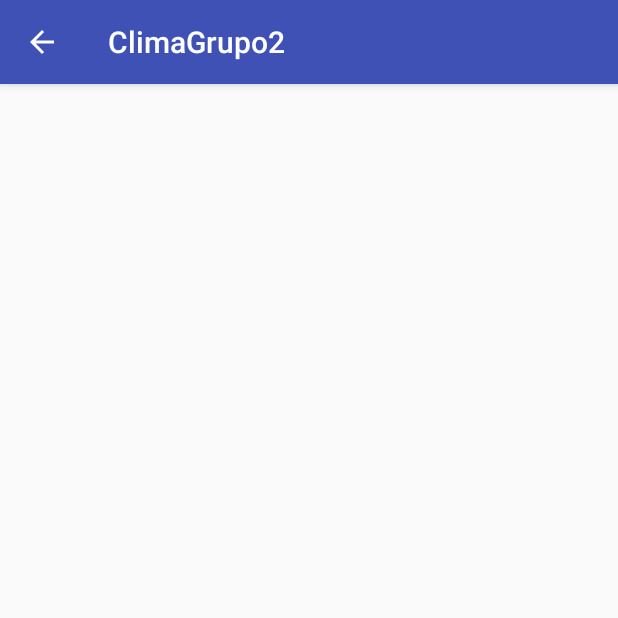
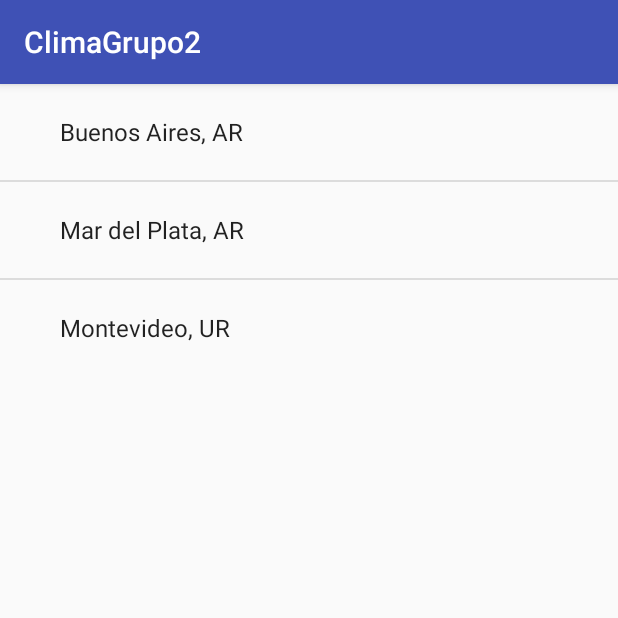
Before and after one commit to 7547-G2/Grupo2TP0, an Android app: the screen it shows after launch (CitiesActivity before the commit, CityActivity after it), after a tap on "CIUDADES", on a phone screen of 412 x 824 dp, the top half of it. Run offline under Robolectric (Android 15) with nearby library versions, the phone set to English and light mode, and no system bars.

Commit message:
adding list view of cities

```diff
--- a/app/src/main/java/com/tp0/climagrupo2/CitiesActivity.java
+++ /dev/null
@@ -1,13 +0,0 @@
-package com.tp0.climagrupo2;
-
-import android.support.v7.app.AppCompatActivity;
-import android.os.Bundle;
-
-public class CitiesActivity extends AppCompatActivity {
-
-    @Override
-    protected void onCreate(Bundle savedInstanceState) {
-        super.onCreate(savedInstanceState);
-        setContentView(R.layout.activity_cities);
-    }
-}
--- /dev/null
+++ b/app/src/main/java/com/tp0/climagrupo2/CityActivity.java
@@ -0,0 +1,36 @@
+package com.tp0.climagrupo2;
+
+import android.support.v7.app.AppCompatActivity;
+import android.os.Bundle;
+import android.view.View;
+import android.widget.AdapterView;
+import android.widget.ArrayAdapter;
+import android.widget.ListView;
+import android.widget.Toast;
+
+public class CityActivity extends AppCompatActivity {
+
+    ListView lvCities;
+
+    String[] cities = new String[]{"Buenos Aires, AR", "Mar del Plata, AR", "Montevideo, UR"};
+
+    @Override
+    protected void onCreate(Bundle savedInstanceState) {
+        super.onCreate(savedInstanceState);
+        setContentView(R.layout.activity_city);
+
+        lvCities = (ListView)findViewById(R.id.cityList);
+
+        ArrayAdapter<String> adapter = new ArrayAdapter<String>(this, android.R.layout.simple_expandable_list_item_1, cities);
+
+        lvCities.setAdapter(adapter);
+
+        lvCities.setOnItemClickListener(new AdapterView.OnItemClickListener() {
+            @Override
+            public void onItemClick(AdapterView<?> parent, View view, int position, long id) {
+                System.out.println("pos: " + position);
+
+            }
+        });
+    }
+}
--- a/app/src/main/java/com/tp0/climagrupo2/MainActivity.java
+++ b/app/src/main/java/com/tp0/climagrupo2/MainActivity.java
@@ -16,7 +16,7 @@ public class MainActivity extends AppCompatActivity {
 
     /** Called when the user taps the cities button */
     public void selectCity(View view) {
-        Intent intent = new Intent(this, CitiesActivity.class);
+        Intent intent = new Intent(this, CityActivity.class);
         startActivity(intent);
 
     }
--- a/app/src/main/res/layout/activity_cities.xml
+++ /dev/null
@@ -1,9 +0,0 @@
-<?xml version="1.0" encoding="utf-8"?>
-<android.support.constraint.ConstraintLayout xmlns:android="http://schemas.android.com/apk/res/android"
-    xmlns:app="http://schemas.android.com/apk/res-auto"
-    xmlns:tools="http://schemas.android.com/tools"
-    android:layout_width="match_parent"
-    android:layout_height="match_parent"
-    tools:context="com.tp0.climagrupo2.CitiesActivity">
-
-</android.support.constraint.ConstraintLayout>
--- /dev/null
+++ b/app/src/main/res/layout/activity_city.xml
@@ -0,0 +1,15 @@
+<?xml version="1.0" encoding="utf-8"?>
+<LinearLayout xmlns:android="http://schemas.android.com/apk/res/android"
+    xmlns:app="http://schemas.android.com/apk/res-auto"
+    xmlns:tools="http://schemas.android.com/tools"
+    android:id="@+id/cityLayout"
+    android:layout_width="match_parent"
+    android:layout_height="match_parent"
+    android:orientation="vertical"
+    tools:context="com.tp0.climagrupo2.CityActivity">
+
+    <ListView
+        android:id="@+id/cityList"
+        android:layout_width="match_parent"
+        android:layout_height="wrap_content" />
+</LinearLayout>
```
Also changed, not shown: app/src/main/AndroidManifest.xml (+3 -5 lines), app/src/main/java/com/tp0/climagrupo2/City.java (added, +43 -0 lines), app/src/main/res/layout/activity_main.xml (+12 -9 lines).
